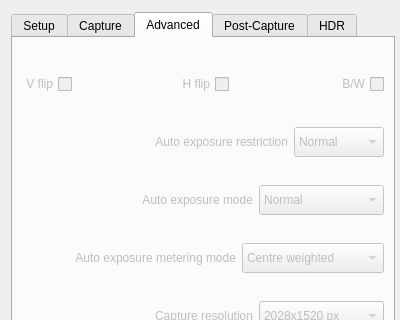
This is Client/DSuper8.ui in Manuel-Angel-Es/DSuper8-capture-software as Qt 5 draws it before an edit; both pictures show x 0 to 400 and y 0 to 320 of the 400 by 810 pixel window. The edited form follows.
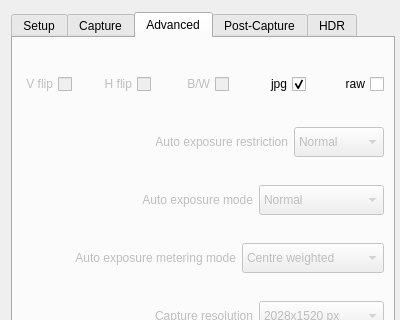
This is the edited form. The open tabs and pages were chosen to show the change.

```diff
--- a/Client/DSuper8.ui
+++ b/Client/DSuper8.ui
@@ -3805,7 +3805,7 @@
            </property>
            <property name="sizeHint" stdset="0">
             <size>
-             <width>10</width>
+             <width>40</width>
              <height>20</height>
             </size>
            </property>
@@ -3864,7 +3864,7 @@
            </property>
            <property name="sizeHint" stdset="0">
             <size>
-             <width>10</width>
+             <width>40</width>
              <height>20</height>
             </size>
            </property>
@@ -3916,6 +3916,85 @@
            </property>
           </widget>
          </item>
+         <item>
+          <spacer name="horizontalSpacer_23">
+           <property name="orientation">
+            <enum>Qt::Horizontal</enum>
+           </property>
+           <property name="sizeHint" stdset="0">
+            <size>
+             <width>40</width>
+             <height>20</height>
+            </size>
+           </property>
+          </spacer>
+         </item>
+         <item>
+          <widget class="QCheckBox" name="jpgCheckBox">
+           <property name="minimumSize">
+            <size>
+             <width>50</width>
+             <height>30</height>
+            </size>
+           </property>
+           <property name="maximumSize">
+            <size>
+             <width>50</width>
+             <height>30</height>
+            </size>
+           </property>
+           <property name="toolTip">
+            <string notr="true">Activate jpg format in the output file.</string>
+           </property>
+           <property name="layoutDirection">
+            <enum>Qt::RightToLeft</enum>
+           </property>
+           <property name="text">
+            <string notr="true">jpg</string>
+           </property>
+           <property name="checked">
+            <bool>true</bool>
+           </property>
+          </widget>
+         </item>
+         <item>
+          <spacer name="horizontalSpacer_17">
+           <property name="orientation">
+            <enum>Qt::Horizontal</enum>
+           </property>
+           <property name="sizeHint" stdset="0">
+            <size>
+             <width>40</width>
+             <height>20</height>
+            </size>
+           </property>
+          </spacer>
+         </item>
+         <item>
+          <widget class="QCheckBox" name="rawCheckBox">
+           <property name="minimumSize">
+            <size>
+             <width>50</width>
+             <height>30</height>
+            </size>
+           </property>
+           <property name="maximumSize">
+            <size>
+             <width>50</width>
+             <height>30</height>
+            </size>
+           </property>
+           <property name="toolTip">
+            <string notr="true">Activate raw-dng format in the output file.</string>
+           </property>
+           <property name="layoutDirection">
+            <enum>Qt::RightToLeft</enum>
+           </property>
+           <property name="text">
+            <string>raw</string>
+           </property>
+          </widget>
+         </item>
         </layout>
        </item>
        <item>
```
Left out of the diff: 332 changed lines with no effect on the pictures.
